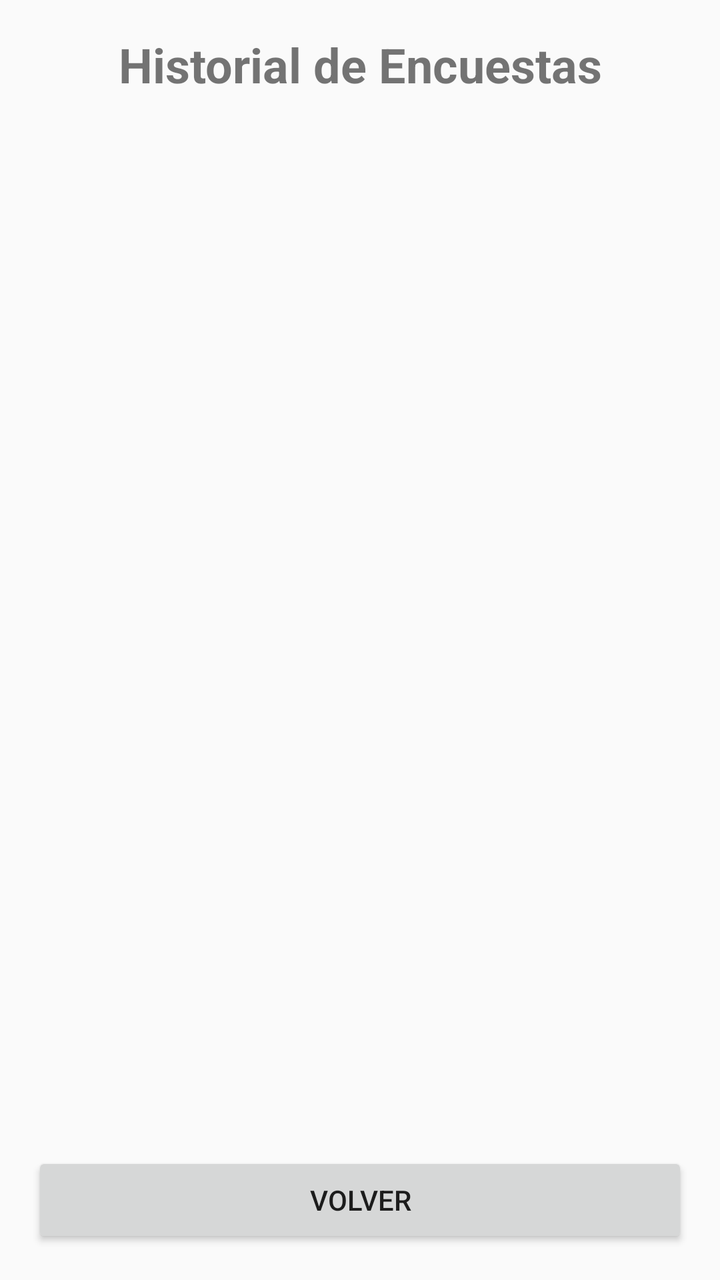
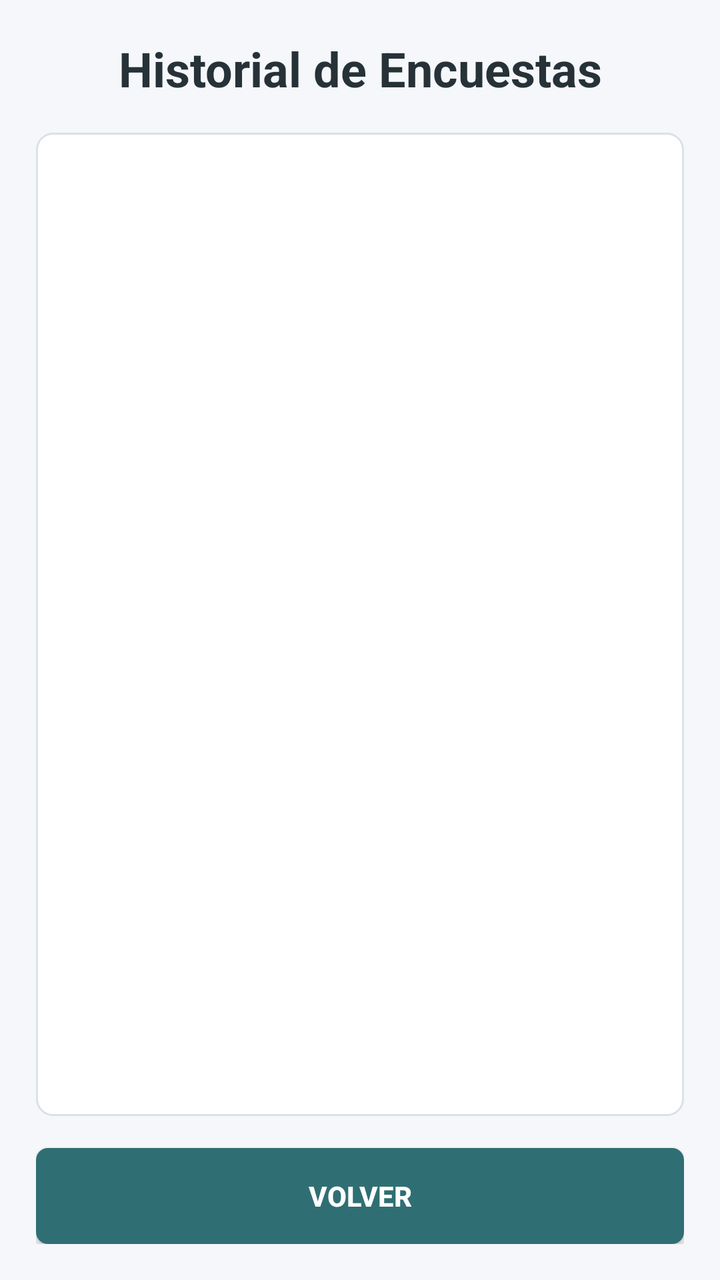

Compare the two renders of this Android layout. The source of the first and the diff that turns it into the second are given below.
<!-- AndroidManifest.xml: activity theme Theme.Taller2 -->
<!-- res/layout/activity_history.xml -->
<?xml version="1.0" encoding="utf-8"?>
<LinearLayout xmlns:android="http://schemas.android.com/apk/res/android"
    android:layout_width="match_parent"
    android:layout_height="match_parent"
    android:orientation="vertical"
    android:padding="16dp">

    <TextView
        android:layout_width="match_parent"
        android:layout_height="wrap_content"
        android:text="Historial de Encuestas"
        android:textSize="24sp"
        android:textStyle="bold"
        android:gravity="center"
        android:layout_marginBottom="16dp" />

    <ListView
        android:id="@+id/lv_historial"
        android:layout_width="match_parent"
        android:layout_height="0dp"
        android:layout_weight="1" />

    <Button
        android:id="@+id/btn_volver"
        android:layout_width="match_parent"
        android:layout_height="wrap_content"
        android:text="Volver"
        android:onClick="regresar"
        android:layout_marginTop="16dp" />

</LinearLayout>
<!-- resources referenced by this layout -->
<resources>
  <style name="Theme.Taller2" parent="Theme.AppCompat.Light.DarkActionBar" />
</resources>

<!-- the commit's change to res/layout/activity_history.xml (unified diff, before → after) -->
@@ -2,8 +2,9 @@
 <LinearLayout xmlns:android="http://schemas.android.com/apk/res/android"
     android:layout_width="match_parent"
     android:layout_height="match_parent"
+    android:background="@color/fondo_app"
     android:orientation="vertical"
-    android:padding="16dp">
+    android:padding="18dp">
 
     <TextView
         android:layout_width="match_parent"
@@ -11,6 +12,7 @@
         android:text="Historial de Encuestas"
         android:textSize="24sp"
         android:textStyle="bold"
+        android:textColor="@color/texto_principal"
         android:gravity="center"
         android:layout_marginBottom="16dp" />
 
@@ -18,13 +20,22 @@
         android:id="@+id/lv_historial"
         android:layout_width="match_parent"
         android:layout_height="0dp"
-        android:layout_weight="1" />
+        android:layout_weight="1"
+        android:background="@drawable/fondo_panel"
+        android:cacheColorHint="@android:color/transparent"
+        android:divider="@android:color/transparent"
+        android:dividerHeight="8dp"
+        android:padding="10dp" />
 
     <Button
         android:id="@+id/btn_volver"
         android:layout_width="match_parent"
         android:layout_height="wrap_content"
         android:text="Volver"
+        android:textColor="@color/white"
+        android:textStyle="bold"
+        android:background="@drawable/boton_principal"
+        android:minHeight="48dp"
         android:onClick="regresar"
         android:layout_marginTop="16dp" />
 
<!-- resource entries referenced after the edit -->
@@ -1,5 +1,47 @@
 <!-- resources referenced by this layout -->
 <resources>
-  <style name="Theme.Taller2" parent="Theme.AppCompat.Light.DarkActionBar" />
+  <color name="fondo_app">#F5F7FA</color>
+  <color name="texto_principal">#263238</color>
+  <color name="white">#FFFFFFFF</color>
+  <!-- drawable boton_principal (drawable) -->
+  <?xml version="1.0" encoding="utf-8"?>
+  <selector xmlns:android="http://schemas.android.com/apk/res/android">
+      <item android:state_pressed="true">
+          <shape>
+              <solid android:color="@color/primario_oscuro" />
+              <corners android:radius="6dp" />
+          </shape>
+      </item>
+      <item>
+          <shape>
+              <solid android:color="@color/primario" />
+              <corners android:radius="6dp" />
+          </shape>
+      </item>
+  </selector>
+  <!-- drawable fondo_panel (drawable) -->
+  <?xml version="1.0" encoding="utf-8"?>
+  <shape xmlns:android="http://schemas.android.com/apk/res/android">
+      <solid android:color="@color/panel" />
+      <stroke
+          android:width="1dp"
+          android:color="@color/borde" />
+      <corners android:radius="8dp" />
+      <padding
+          android:left="18dp"
+          android:top="18dp"
+          android:right="18dp"
+          android:bottom="18dp" />
+  </shape>
+  <style name="Theme.Taller2" parent="Theme.AppCompat.Light.DarkActionBar">
+          <item name="colorPrimary">@color/primario</item>
+          <item name="colorPrimaryDark">@color/primario_oscuro</item>
+          <item name="colorAccent">@color/primario</item>
+          <item name="android:windowBackground">@color/fondo_app</item>
+      </style>
+  <color name="primario_oscuro">#255C60</color>
+  <color name="primario">#2F6F73</color>
+  <color name="panel">#FFFFFF</color>
+  <color name="borde">#D9E2E5</color>
 </resources>
 
